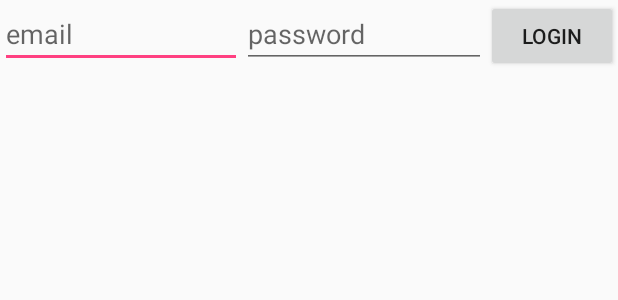
After one commit to Marczu/KolkoiKrzyzykOnline, an Android app: the layout activity_login.xml on its own in the app's theme, with its tools: preview values and no code run, on a phone screen of 412 x 824 dp. The commit adds this screen. Shown: the top 300 px of the screen. Run offline under Robolectric (Android 15) with nearby library versions, the phone set to English and light mode, and no system bars.

Commit message:
commit 3 ustawianie gry

```diff
--- a/app/build.gradle
+++ b/app/build.gradle
@@ -29,6 +29,7 @@ dependencies {
     implementation 'com.android.support.constraint:constraint-layout:1.1.0'
     implementation 'com.google.firebase:firebase-core:12.0.0'
     implementation 'com.google.firebase:firebase-auth:12.0.0'
+    implementation 'com.google.firebase:firebase-database:12.0.0'
     testImplementation 'junit:junit:4.12'
     androidTestImplementation 'com.android.support.test:runner:1.0.2'
     androidTestImplementation 'com.android.support.test.espresso:espresso-core:3.0.2'
--- a/app/src/main/AndroidManifest.xml
+++ b/app/src/main/AndroidManifest.xml
@@ -2,7 +2,7 @@
 <manifest xmlns:android="http://schemas.android.com/apk/res/android"
     package="com.marcinmejner.kkoikrzyykonline">
 
-    <uses-permission android:name="android.permission.INTERNET"/>
+    <uses-permission android:name="android.permission.INTERNET" />
 
     <application
         android:allowBackup="true"
@@ -18,6 +18,7 @@
                 <category android:name="android.intent.category.LAUNCHER" />
             </intent-filter>
         </activity>
+        <activity android:name=".LoginActivity"></activity>
     </application>
 
 </manifest>
--- /dev/null
+++ b/app/src/main/res/layout/activity_login.xml
@@ -0,0 +1,52 @@
+<?xml version="1.0" encoding="utf-8"?>
+<LinearLayout xmlns:android="http://schemas.android.com/apk/res/android"
+    xmlns:app="http://schemas.android.com/apk/res-auto"
+    xmlns:tools="http://schemas.android.com/tools"
+    android:layout_width="match_parent"
+    android:layout_height="match_parent"
+    android:orientation="vertical"
+    tools:context=".LoginActivity">
+
+
+
+
+    <LinearLayout
+        android:layout_width="match_parent"
+        android:layout_height="wrap_content"
+        android:orientation="horizontal">
+
+        <LinearLayout
+            android:layout_width="match_parent"
+            android:layout_height="wrap_content"
+            android:orientation="horizontal">
+
+            <EditText
+                android:id="@+id/etMyEmail"
+                android:layout_width="0dp"
+                android:layout_height="wrap_content"
+                android:layout_weight="0.35"
+                android:hint="email"
+                android:ems="10"
+                android:inputType="textEmailAddress" />
+
+            <EditText
+                android:id="@+id/etMyPassword"
+                android:hint="password"
+                android:layout_width="0dp"
+                android:layout_height="wrap_content"
+                android:layout_weight="0.35"
+                android:ems="10"
+                android:inputType="textPassword" />
+
+            <Button
+                android:id="@+id/buLogin"
+                android:layout_width="wrap_content"
+                android:layout_height="wrap_content"
+                android:onClick="BuLogin"
+                android:text="Login" />
+        </LinearLayout>
+
+    </LinearLayout>
+
+
+</LinearLayout>
```
Also changed, not shown: app/src/main/java/com/marcinmejner/kkoikrzyykonline/LoginActivity.kt (added, +94 -0 lines), app/src/main/java/com/marcinmejner/kkoikrzyykonline/MainActivity.kt (+23 -30 lines), app/src/main/res/layout/activity_main.xml (+6 -42 lines).
